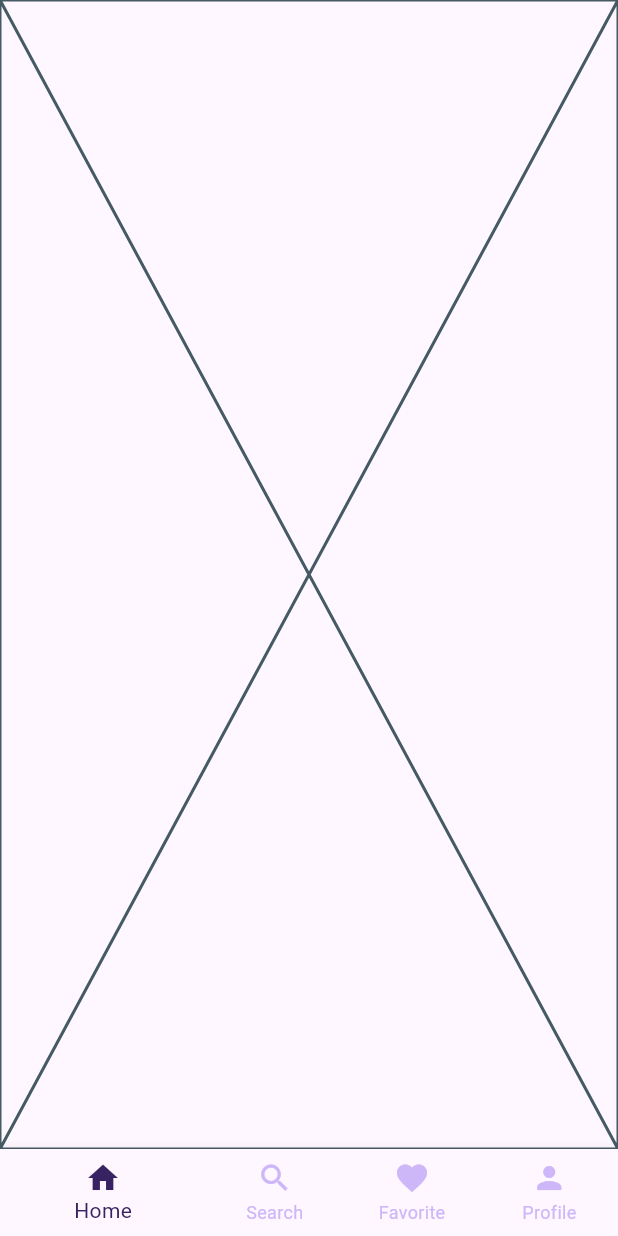
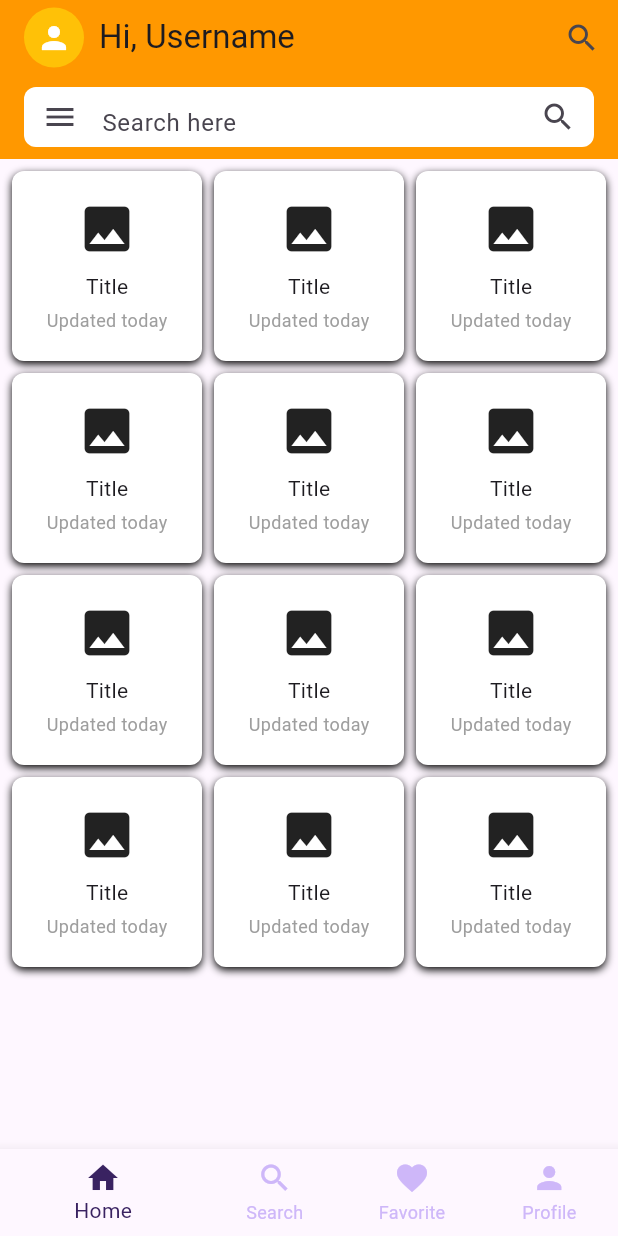
Before and after one commit to MarcelAlpin/Tugas-Akhir-PAB1, a Flutter app: the screen it shows after launch, on a phone screen of 412 x 824 dp. Run offline on Flutter 3.47's test engine with Material 3 defaults, Android fonts, the light colour scheme and no system bars.

Commit message:
Add Home Screen w/o data

```diff
--- a/lib/screens/home_screen.dart
+++ b/lib/screens/home_screen.dart
@@ -5,6 +5,89 @@ class HomeScreen extends StatelessWidget {
 
   @override
   Widget build(BuildContext context) {
-    return const Placeholder();
+    // Make A Scaffold first
+    return Scaffold(
+      // TODO: Add appBar
+      appBar: AppBar(
+        backgroundColor: Colors.orange,
+        title: Row(
+          children: [
+            CircleAvatar(
+              backgroundColor: Colors.amber,
+              child: Icon(Icons.person, color: Colors.white),
+            ),
+            SizedBox(width: 10),
+            Text('Hi, Username'),
+          ],
+        ),
+        // TODO: Add Actions button
+        actions: [
+          IconButton(
+            icon: Icon(Icons.search),
+            onPressed: () {},
+          ),
+        ],
+        // TODO: Making the search bar more rich with icons and fixSize
+        bottom: PreferredSize(
+          preferredSize: Size.fromHeight(50),
+          child: Padding(
+            padding: const EdgeInsets.symmetric(horizontal: 16, vertical: 8),
+            child: Container(
+              height: 40,
+              decoration: BoxDecoration(
+                color: Colors.white,
+                borderRadius: BorderRadius.circular(8),
+              ),
+              child: TextField(
+                decoration: InputDecoration(
+                  hintText: 'Search here',
+                  border: InputBorder.none,
+                  prefixIcon: Icon(Icons.menu),
+                  suffixIcon: Icon(Icons.search),
+                ),
+              ),
+            ),
+          ),
+        ),
+      ),
+      // TODO: Add Body after header(AppBar)
+      body: Padding(
+        padding: const EdgeInsets.all(8.0),
+        child: GridView.builder(
+          itemCount: 12,
+          gridDelegate: SliverGridDelegateWithFixedCrossAxisCount(
+              crossAxisCount: 3, crossAxisSpacing: 8, mainAxisSpacing: 8),
+          itemBuilder: (context, index) {
+            return Container(
+              padding: EdgeInsets.all(8),
+              decoration: BoxDecoration(
+                color: Colors.white,
+                borderRadius: BorderRadius.circular(8),
+                boxShadow: [
+                  BoxShadow(
+                    color: Colors.black,
+                    blurRadius: 4,
+                    offset: Offset(0, 2),
+                  ),
+                ],
+              ),
+              child: Column(
+                mainAxisAlignment: MainAxisAlignment.center,
+                children: [
+                  Icon(Icons.image, size: 40),
+                  SizedBox(height: 8),
+                  Text('Title'),
+                  SizedBox(height: 4),
+                  Text(
+                    'Updated today',
+                    style: TextStyle(fontSize: 12, color: Colors.grey),
+                  ),
+                ],
+              ),
+            );
+          },
+        ),
+      ),
+    );
   }
 }
```
